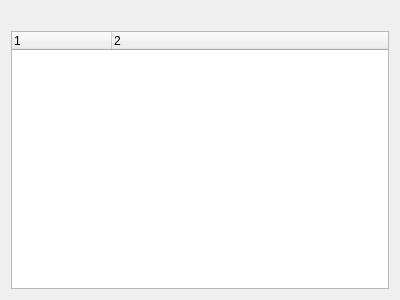
First picture: the form in galacteek/ui/dagview.ui, repository pinnaculum/galacteek, before the edit.
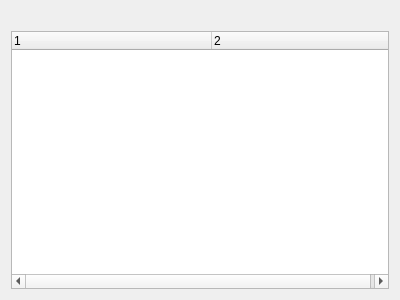
Second picture: the form after the edit.

```diff
--- a/galacteek/ui/dagview.ui
+++ b/galacteek/ui/dagview.ui
@@ -31,6 +31,12 @@
        <property name="columnCount">
         <number>2</number>
        </property>
+       <attribute name="headerDefaultSectionSize">
+        <number>200</number>
+       </attribute>
+       <attribute name="headerMinimumSectionSize">
+        <number>180</number>
+       </attribute>
        <column>
         <property name="text">
          <string notr="true">1</string>
```
